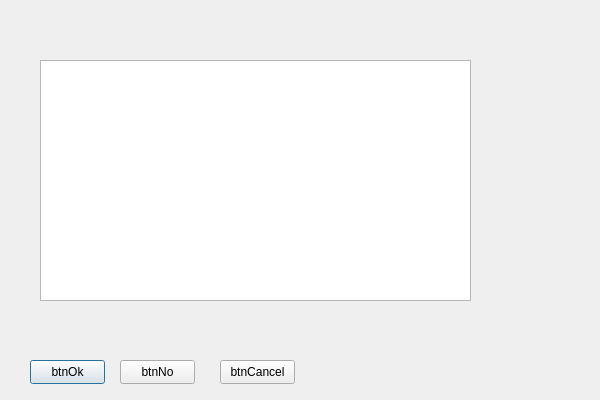
Old version of the form Src/Visual Studio/Qt6/MessageDlgClass.ui in the repository adeccscholar/adecc_FileDlg.
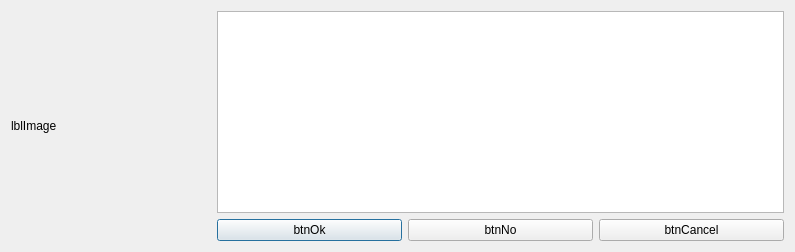
New version of the form.

Commit message: Anpassungen und Erweiterungen rund um MessageDlg

Patch:
```diff
--- a/Src/Visual Studio/Qt6/MessageDlgClass.ui
+++ b/Src/Visual Studio/Qt6/MessageDlgClass.ui
@@ -6,62 +6,91 @@
    <rect>
     <x>0</x>
     <y>0</y>
-    <width>600</width>
-    <height>400</height>
+    <width>795</width>
+    <height>250</height>
    </rect>
   </property>
   <property name="windowTitle">
    <string>MessageDlgClass</string>
   </property>
+  <layout class="QVBoxLayout" name="verticalLayout_2">
+   <item>
+    <layout class="QHBoxLayout" name="horizontalLayout_2">
+     <item>
+      <widget class="QLabel" name="lblImage">
+       <property name="sizePolicy">
+        <sizepolicy hsizetype="Fixed" vsizetype="Fixed">
+         <horstretch>0</horstretch>
+         <verstretch>0</verstretch>
+        </sizepolicy>
+       </property>
+       <property name="minimumSize">
+        <size>
+         <width>200</width>
+         <height>230</height>
+        </size>
+       </property>
+       <property name="text">
+        <string>lblImage</string>
+       </property>
+       <property name="scaledContents">
+        <bool>true</bool>
+       </property>
+      </widget>
+     </item>
+     <item>
+      <layout class="QVBoxLayout" name="verticalLayout">
+       <item>
+        <widget class="QTextEdit" name="memMessage"/>
+       </item>
+       <item>
+        <layout class="QHBoxLayout" name="horizontalLayout">
+         <item>
   <widget class="QPushButton" name="btnOk">
-   <property name="geometry">
-    <rect>
-     <x>30</x>
-     <y>360</y>
-     <width>75</width>
-     <height>24</height>
-    </rect>
+           <property name="minimumSize">
+            <size>
+             <width>150</width>
+             <height>0</height>
+            </size>
    </property>
    <property name="text">
     <string>btnOk</string>
    </property>
   </widget>
+         </item>
+         <item>
   <widget class="QPushButton" name="btnNo">
-   <property name="geometry">
-    <rect>
-     <x>120</x>
-     <y>360</y>
-     <width>75</width>
-     <height>24</height>
-    </rect>
+           <property name="minimumSize">
+            <size>
+             <width>150</width>
+             <height>0</height>
+            </size>
    </property>
    <property name="text">
     <string>btnNo</string>
    </property>
   </widget>
+         </item>
+         <item>
   <widget class="QPushButton" name="btnCancel">
-   <property name="geometry">
-    <rect>
-     <x>220</x>
-     <y>360</y>
-     <width>75</width>
-     <height>24</height>
-    </rect>
+           <property name="minimumSize">
+            <size>
+             <width>150</width>
+             <height>0</height>
+            </size>
    </property>
    <property name="text">
     <string>btnCancel</string>
    </property>
   </widget>
-  <widget class="QTextEdit" name="memMessage">
-   <property name="geometry">
-    <rect>
-     <x>40</x>
-     <y>60</y>
-     <width>431</width>
-     <height>241</height>
-    </rect>
-   </property>
-  </widget>
+         </item>
+        </layout>
+       </item>
+      </layout>
+     </item>
+    </layout>
+   </item>
+  </layout>
  </widget>
  <layoutdefault spacing="6" margin="11"/>
  <resources/>
```
Lines whose indentation alone changed are shown as unchanged. The commit also changes 34 other files.
